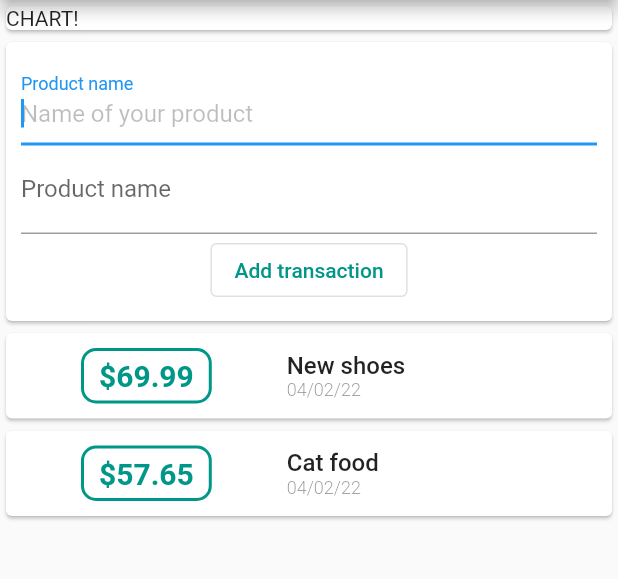
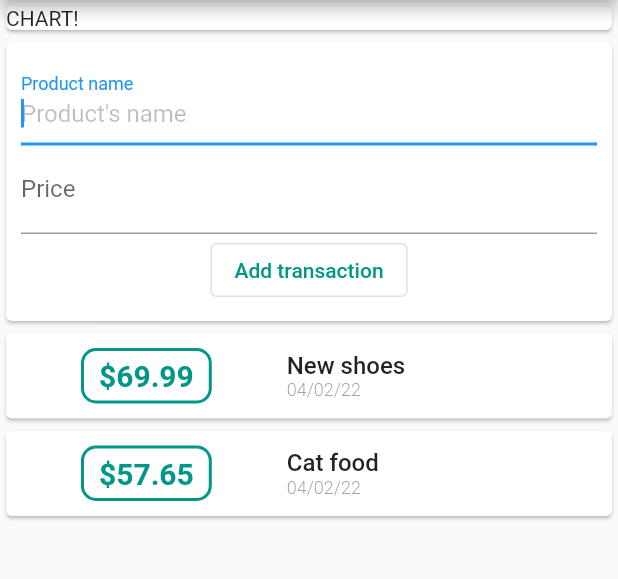
Before and after one commit to analubarreto/expenses_app, a Flutter app: the screen it shows after launch, after a tap on "Add transaction", on a phone screen of 412 x 824 dp, the part 84-663 px from its top. Run offline on Flutter 3.47's test engine with Material 2 defaults, Android fonts, the phone set to English and light mode, and no system bars.

Commit message:
added functionality to transaction button

```diff
--- a/lib/main.dart
+++ b/lib/main.dart
@@ -22,8 +22,8 @@ class MyHomePage extends StatelessWidget {
       ),
       body: Column(
         crossAxisAlignment: CrossAxisAlignment.stretch,
-        children: [
-          const Card(
+        children: const [
+          Card(
             child: Text('CHART!'),
           ),
           UserTransaction()
--- a/lib/models/transaction.dart
+++ b/lib/models/transaction.dart
@@ -1,5 +1,7 @@
+import 'package:uuid/uuid.dart';
+
 class Transaction {
-  final String id;
+  final Uuid id;
   final String title;
   final double amount;
   final DateTime date;
--- a/lib/widgets/new_transactions.dart
+++ b/lib/widgets/new_transactions.dart
@@ -3,6 +3,10 @@ import 'package:flutter/material.dart';
 class NewTransaction extends StatelessWidget {
   final titleController = TextEditingController();
   final amountController = TextEditingController();
+
+  final Function addNewTransaction;
+
+  NewTransaction({Key? key, required this.addNewTransaction}) : super(key: key);
 
   @override
   Widget build(BuildContext context) {
@@ -15,7 +19,7 @@ class NewTransaction extends StatelessWidget {
               enableSuggestions: true,
               autofocus: true,
               decoration: const InputDecoration(
-                hintText: 'Name of your product',
+                hintText: 'Product\'s name',
                 hintStyle: TextStyle(color: Colors.black26),
                 label: Text('Product name'),
               ),
@@ -26,16 +30,17 @@ class NewTransaction extends StatelessWidget {
               enableSuggestions: true,
               autofocus: true,
               decoration: const InputDecoration(
-                hintText: 'Name of your product',
+                hintText: 'Products\'s price',
                 hintStyle: TextStyle(color: Colors.black26),
-                label: Text('Product name'),
+                label: Text('Price'),
               ),
               style: const TextStyle(color: Colors.black87),
               controller: amountController,
             ),
             OutlinedButton(
               onPressed: () {
-                print(titleController.text);
+                addNewTransaction(
+                    titleController.text, double.parse(amountController.text));
               },
               child: const Text('Add transaction'),
               style: TextButton.styleFrom(
--- a/lib/widgets/user_transactions.dart
+++ b/lib/widgets/user_transactions.dart
@@ -1,4 +1,6 @@
 import 'package:flutter/material.dart';
+import 'package:uuid/uuid.dart';
+
 import 'transaction_list.dart';
 import 'new_transactions.dart';
 import '../models/transaction.dart';
@@ -12,16 +14,26 @@ class UserTransaction extends StatefulWidget {
 
 class _UserTransactionState extends State<UserTransaction> {
   final List<Transaction> _userTransactions = [
-    Transaction('1', 'New shoes', 69.99, DateTime.now()),
-    Transaction('2', 'Cat food', 57.65, DateTime.now()),
+    Transaction(const Uuid(), 'New shoes', 69.99, DateTime.now()),
+    Transaction(const Uuid(), 'Cat food', 57.65, DateTime.now()),
   ];
+
+  void _addNewTransaction(String txTitle, double txAmount) {
+    final newTx = Transaction(const Uuid(), txTitle, txAmount, DateTime.now());
+
+    setState(() {
+      _userTransactions.add(newTx);
+      txTitle = '';
+      txAmount = 0;
+    });
+  }
 
   @override
   Widget build(BuildContext context) {
     return Container(
       child: Column(
         children: [
-          NewTransaction(),
+          NewTransaction(addNewTransaction: _addNewTransaction),
           TransactionsList(
             userTransactions: _userTransactions,
           ),
--- a/pubspec.yaml
+++ b/pubspec.yaml
@@ -35,6 +35,7 @@ dependencies:
   # Use with the CupertinoIcons class for iOS style icons.
   cupertino_icons: ^1.0.2
   intl: ^0.17.0
+  uuid: ^3.0.5
 
 dev_dependencies:
   flutter_test:
```
Also changed, not shown: pubspec.lock.
